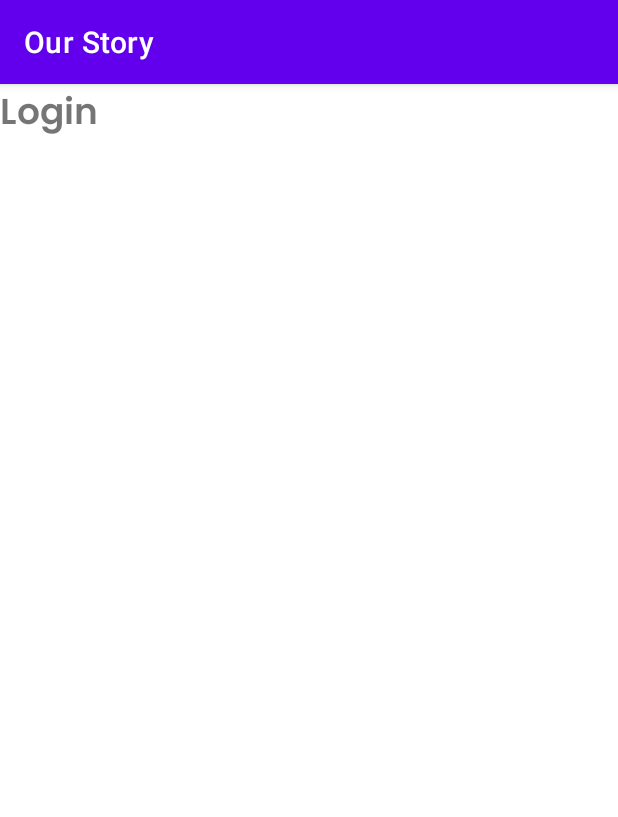
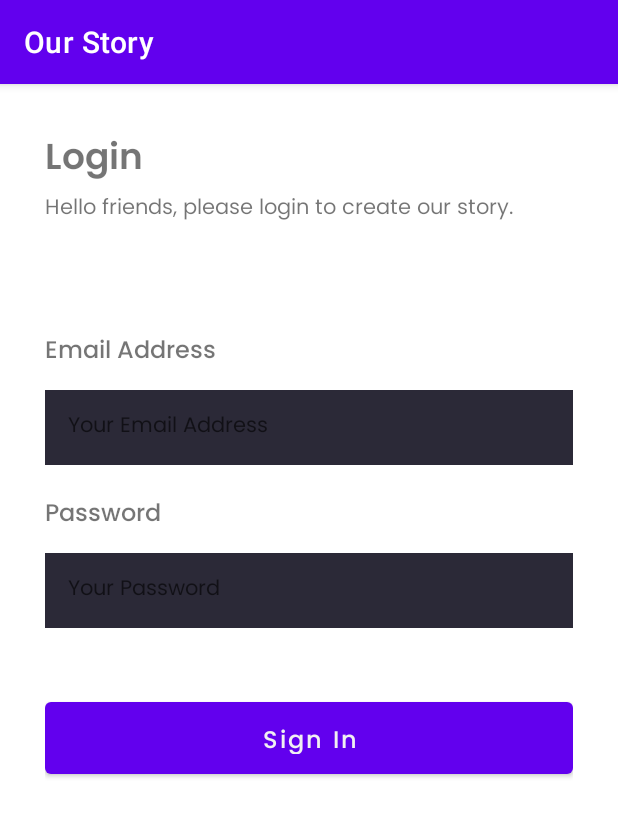
Before and after one commit to gonexwind/our_story, an Android app: the screen it shows after launch (LoginActivity), on a phone screen of 412 x 824 dp. Shown: the top 817 px of the screen. Run offline under Robolectric (Android 15) with nearby library versions, the phone set to English and light mode, and no system bars.

Commit message:
add login ui

```diff
--- a/app/src/main/res/layout/activity_login.xml
+++ b/app/src/main/res/layout/activity_login.xml
@@ -4,15 +4,86 @@
     xmlns:tools="http://schemas.android.com/tools"
     android:layout_width="match_parent"
     android:layout_height="match_parent"
+    android:padding="30dp"
     tools:context=".ui.login.LoginActivity">
 
     <TextView
-        android:id="@+id/textView"
+        android:id="@+id/headerTextView"
+        style="@style/TextView.Header"
         android:layout_width="wrap_content"
         android:layout_height="wrap_content"
-        android:fontFamily="@font/poppins_semibold"
         android:text="Login"
-        android:textSize="24sp"
         app:layout_constraintStart_toStartOf="parent"
         app:layout_constraintTop_toTopOf="parent" />
+
+    <TextView
+        android:id="@+id/subHeaderTextView"
+        style="@style/TextView.Subtitle"
+        android:layout_width="wrap_content"
+        android:layout_height="wrap_content"
+        android:text="Hello friends, please login to create our story."
+        app:layout_constraintStart_toStartOf="parent"
+        app:layout_constraintTop_toBottomOf="@id/headerTextView" />
+
+    <TextView
+        android:id="@+id/emailTextView"
+        style="@style/TextView.Title"
+        android:layout_width="wrap_content"
+        android:layout_height="wrap_content"
+        android:layout_marginTop="70dp"
+        android:text="Email Address"
+        app:layout_constraintStart_toStartOf="parent"
+        app:layout_constraintTop_toBottomOf="@id/subHeaderTextView" />
+
+    <EditText
+        android:id="@+id/emailEditText"
+        style="@style/TextView.Subtitle"
+        android:layout_width="match_parent"
+        android:layout_height="50dp"
+        android:layout_marginTop="12dp"
+        android:background="@color/bg_color_2"
+        android:hint="Your Email Address"
+        android:autofillHints="false"
+        android:inputType="textEmailAddress"
+        android:paddingHorizontal="15dp"
+        app:layout_constraintStart_toStartOf="parent"
+        app:layout_constraintTop_toBottomOf="@id/emailTextView" />
+
+    <TextView
+        android:id="@+id/passwordTextView"
+        style="@style/TextView.Title"
+        android:layout_width="wrap_content"
+        android:layout_height="wrap_content"
+        android:layout_marginTop="20dp"
+        android:text="Password"
+        app:layout_constraintStart_toStartOf="parent"
+        app:layout_constraintTop_toBottomOf="@id/emailEditText" />
+
+    <EditText
+        android:id="@+id/passwordEditText"
+        style="@style/TextView.Subtitle"
+        android:layout_width="match_parent"
+        android:layout_height="50dp"
+        android:layout_marginTop="12dp"
+        android:background="@color/bg_color_2"
+        android:hint="Your Password"
+        android:autofillHints="false"
+        android:inputType="textPassword"
+        android:paddingHorizontal="15dp"
+        app:layout_constraintStart_toStartOf="parent"
+        app:layout_constraintTop_toBottomOf="@id/passwordTextView" />
+
+    <Button
+        android:id="@+id/signInButton"
+        style="@style/TextView.Title"
+        android:layout_width="match_parent"
+        android:layout_height="60dp"
+        android:layout_marginTop="43dp"
+        android:paddingVertical="13dp"
+        android:text="Sign In"
+        android:textAllCaps="false"
+        android:textColor="@color/primary_text_color"
+        app:layout_constraintStart_toStartOf="parent"
+        app:layout_constraintTop_toBottomOf="@id/passwordEditText" />
+
 </androidx.constraintlayout.widget.ConstraintLayout>
```
